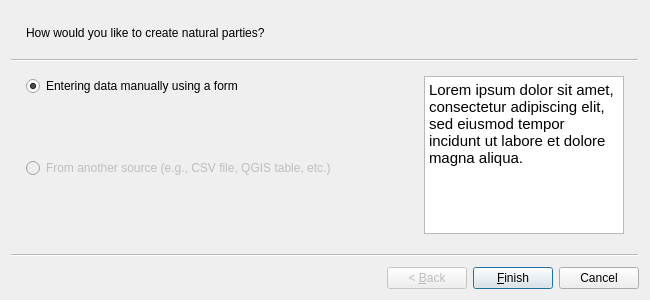
Above: asistente_ladm_col/ui/wiz_create_natural_party_cadastre.ui from SwissTierrasColombia/Asistente-LADM-COL before the change. Below: the same form after it.
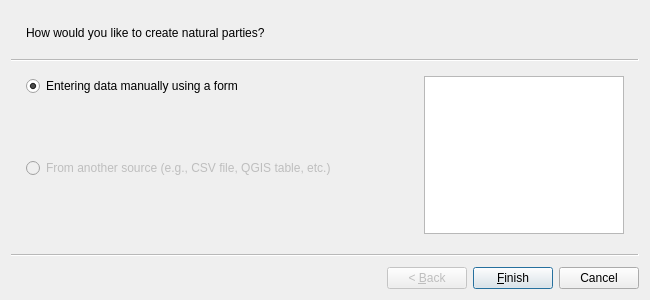
That is the form after the change.

Diff of the .ui file:
```diff
--- a/asistente_ladm_col/ui/wiz_create_natural_party_cadastre.ui
+++ b/asistente_ladm_col/ui/wiz_create_natural_party_cadastre.ui
@@ -84,7 +84,6 @@
 &lt;html&gt;&lt;head&gt;&lt;meta name=&quot;qrichtext&quot; content=&quot;1&quot; /&gt;&lt;style type=&quot;text/css&quot;&gt;
 p, li { white-space: pre-wrap; }
 &lt;/style&gt;&lt;/head&gt;&lt;body style=&quot; font-family:'Ubuntu'; font-size:11pt; font-weight:400; font-style:normal;&quot;&gt;
-&lt;p style=&quot; margin-top:0px; margin-bottom:0px; margin-left:0px; margin-right:0px; -qt-block-indent:0; text-indent:0px;&quot;&gt;Lorem ipsum dolor sit amet, consectetur adipiscing elit, sed eiusmod tempor incidunt ut labore et dolore magna aliqua.&lt;/p&gt;
 &lt;p style=&quot;-qt-paragraph-type:empty; margin-top:0px; margin-bottom:0px; margin-left:0px; margin-right:0px; -qt-block-indent:0; text-indent:0px;&quot;&gt;&lt;br /&gt;&lt;/p&gt;&lt;/body&gt;&lt;/html&gt;</string>
       </property>
      </widget>
```
